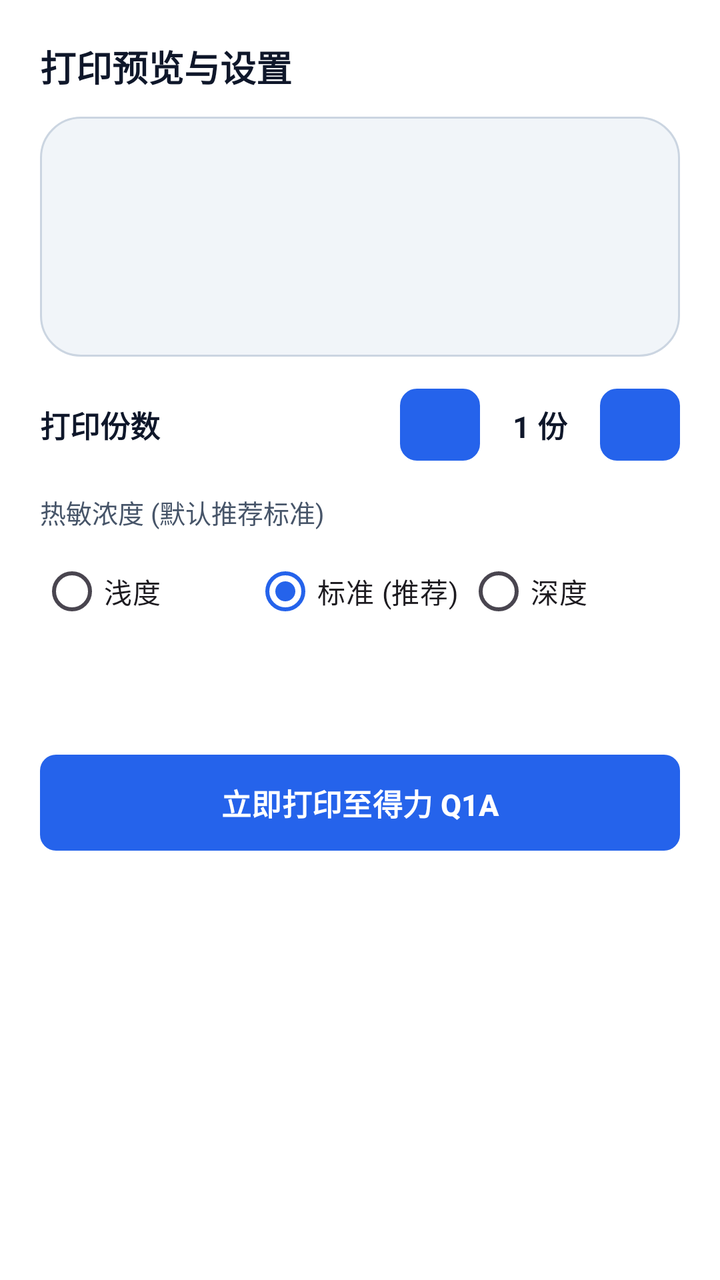
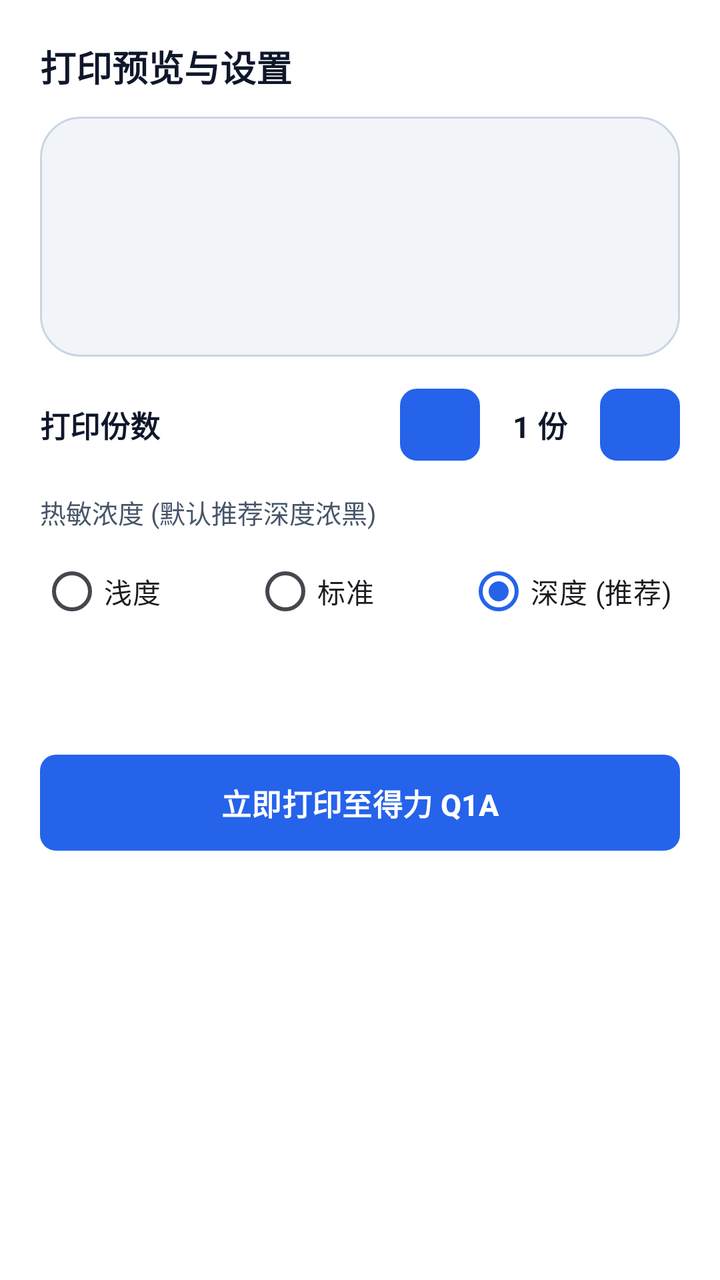

Two renders of the same Android screen: before a commit and after it. Below are the layout's source before the change and the commit's diff.
<!-- AndroidManifest.xml: application theme Theme.DeliPrinter -->
<!-- res/layout/dialog_print.xml -->
<?xml version="1.0" encoding="utf-8"?>
<LinearLayout
    xmlns:android="http://schemas.android.com/apk/res/android"
    android:layout_width="match_parent"
    android:layout_height="wrap_content"
    android:background="@color/bg_card"
    android:orientation="vertical"
    android:padding="20dp">

    <TextView
        android:layout_width="wrap_content"
        android:layout_height="wrap_content"
        android:text="打印预览与设置"
        android:textColor="@color/text_primary"
        android:textSize="18sp"
        android:textStyle="bold" />

    
    <ImageView
        android:id="@+id/ivPrintPreview"
        android:layout_width="match_parent"
        android:layout_height="120dp"
        android:layout_marginTop="12dp"
        android:background="@drawable/bg_pill"
        android:contentDescription="打印预览"
        android:padding="8dp"
        android:scaleType="fitCenter" />

    
    <LinearLayout
        android:layout_width="match_parent"
        android:layout_height="wrap_content"
        android:layout_marginTop="16dp"
        android:gravity="center_vertical"
        android:orientation="horizontal">

        <TextView
            android:layout_width="0dp"
            android:layout_height="wrap_content"
            android:layout_weight="1"
            android:text="打印份数"
            android:textColor="@color/text_primary"
            android:textSize="15sp"
            android:textStyle="bold" />

        <Button
            android:id="@+id/btnMinusCopies"
            android:layout_width="40dp"
            android:layout_height="36dp"
            android:background="@drawable/bg_btn_secondary"
            android:text="-"
            android:textSize="16sp" />

        <TextView
            android:id="@+id/tvCopies"
            android:layout_width="60dp"
            android:layout_height="wrap_content"
            android:gravity="center"
            android:text="1 份"
            android:textColor="@color/text_primary"
            android:textSize="15sp"
            android:textStyle="bold" />

        <Button
            android:id="@+id/btnPlusCopies"
            android:layout_width="40dp"
            android:layout_height="36dp"
            android:background="@drawable/bg_btn_secondary"
            android:text="+"
            android:textSize="16sp" />
    </LinearLayout>

    
    <TextView
        android:layout_width="wrap_content"
        android:layout_height="wrap_content"
        android:layout_marginTop="16dp"
        android:text="热敏浓度 (默认推荐标准)"
        android:textColor="@color/text_secondary"
        android:textSize="13sp" />

    <RadioGroup
        android:id="@+id/rgDensity"
        android:layout_width="match_parent"
        android:layout_height="wrap_content"
        android:layout_marginTop="6dp"
        android:checkedButton="@+id/rbDensityNormal"
        android:orientation="horizontal">

        <RadioButton
            android:id="@+id/rbDensityLight"
            android:layout_width="0dp"
            android:layout_height="wrap_content"
            android:layout_weight="1"
            android:text="浅度" />

        <RadioButton
            android:id="@+id/rbDensityNormal"
            android:layout_width="0dp"
            android:layout_height="wrap_content"
            android:layout_weight="1"
            android:text="标准 (推荐)" />

        <RadioButton
            android:id="@+id/rbDensityDark"
            android:layout_width="0dp"
            android:layout_height="wrap_content"
            android:layout_weight="1"
            android:text="深度" />
    </RadioGroup>

    
    <ProgressBar
        android:id="@+id/printProgress"
        style="?android:attr/progressBarStyleHorizontal"
        android:layout_width="match_parent"
        android:layout_height="8dp"
        android:layout_marginTop="16dp"
        android:visibility="invisible" />

    <TextView
        android:id="@+id/tvPrintProgressStatus"
        android:layout_width="match_parent"
        android:layout_height="wrap_content"
        android:layout_marginTop="4dp"
        android:gravity="center"
        android:textColor="@color/brand_primary"
        android:textSize="13sp"
        android:visibility="invisible" />

    
    <Button
        android:id="@+id/btnExecutePrint"
        android:layout_width="match_parent"
        android:layout_height="48dp"
        android:layout_marginTop="12dp"
        android:background="@drawable/bg_btn_primary"
        android:text="立即打印至得力 Q1A"
        android:textColor="@color/white"
        android:textSize="15sp"
        android:textStyle="bold" />

</LinearLayout>
<!-- resources referenced by this layout -->
<resources>
  <color name="bg_card">#FFFFFF</color>
  <color name="brand_primary">#2563EB</color>
  <color name="text_primary">#0F172A</color>
  <color name="text_secondary">#475569</color>
  <color name="white">#FFFFFF</color>
  <!-- drawable bg_btn_primary (drawable) -->
  <?xml version="1.0" encoding="utf-8"?>
  <ripple xmlns:android="http://schemas.android.com/apk/res/android"
      android:color="#40FFFFFF">
      <item>
          <shape android:shape="rectangle">
              <solid android:color="@color/brand_primary" />
              <corners android:radius="8dp" />
          </shape>
      </item>
  </ripple>
  <!-- drawable bg_btn_secondary (drawable) -->
  <?xml version="1.0" encoding="utf-8"?>
  <ripple xmlns:android="http://schemas.android.com/apk/res/android"
      android:color="#20000000">
      <item>
          <shape android:shape="rectangle">
              <solid android:color="@color/bg_subtle" />
              <stroke android:width="1dp" android:color="@color/border_color" />
              <corners android:radius="8dp" />
          </shape>
      </item>
  </ripple>
  <!-- drawable bg_pill (drawable) -->
  <?xml version="1.0" encoding="utf-8"?>
  <shape xmlns:android="http://schemas.android.com/apk/res/android"
      android:shape="rectangle">
      <solid android:color="@color/bg_subtle" />
      <stroke
          android:width="1dp"
          android:color="@color/border_color" />
      <corners android:radius="20dp" />
      <padding
          android:bottom="4dp"
          android:left="10dp"
          android:right="10dp"
          android:top="4dp" />
  </shape>
  <style name="Theme.DeliPrinter" parent="Theme.Material3.Light.NoActionBar">
          <item name="colorPrimary">@color/brand_primary</item>
          <item name="colorPrimaryVariant">@color/brand_primary_dark</item>
          <item name="colorSecondary">@color/brand_accent</item>
          <item name="android:statusBarColor">@color/bg_app</item>
          <item name="android:windowLightStatusBar">true</item>
          <item name="android:windowBackground">@color/bg_app</item>
      </style>
  <color name="bg_subtle">#F1F5F9</color>
  <color name="border_color">#CBD5E1</color>
  <color name="brand_primary_dark">#1D4ED8</color>
  <color name="brand_accent">#0EA5E9</color>
  <color name="bg_app">#F8FAFC</color>
</resources>

<!-- the commit's change to res/layout/dialog_print.xml (unified diff, before → after) -->
@@ -75,7 +75,7 @@
         android:layout_width="wrap_content"
         android:layout_height="wrap_content"
         android:layout_marginTop="16dp"
-        android:text="热敏浓度 (默认推荐标准)"
+        android:text="热敏浓度 (默认推荐深度浓黑)"
         android:textColor="@color/text_secondary"
         android:textSize="13sp" />
 
@@ -84,7 +84,7 @@
         android:layout_width="match_parent"
         android:layout_height="wrap_content"
         android:layout_marginTop="6dp"
-        android:checkedButton="@+id/rbDensityNormal"
+        android:checkedButton="@+id/rbDensityDark"
         android:orientation="horizontal">
 
         <RadioButton
@@ -99,14 +99,14 @@
             android:layout_width="0dp"
             android:layout_height="wrap_content"
             android:layout_weight="1"
-            android:text="标准 (推荐)" />
+            android:text="标准" />
 
         <RadioButton
             android:id="@+id/rbDensityDark"
             android:layout_width="0dp"
             android:layout_height="wrap_content"
             android:layout_weight="1"
-            android:text="深度" />
+            android:text="深度 (推荐)" />
     </RadioGroup>
 
     
